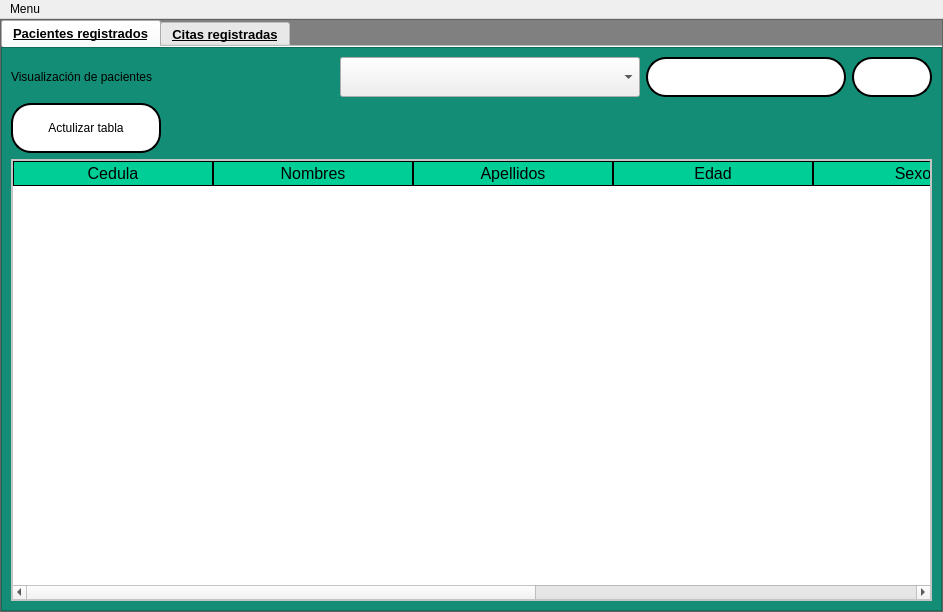
First picture: the form in interfaces/paciente_view.ui, repository Reinaldito04/App-Consultas-y-Historias-Medicas, before the edit.
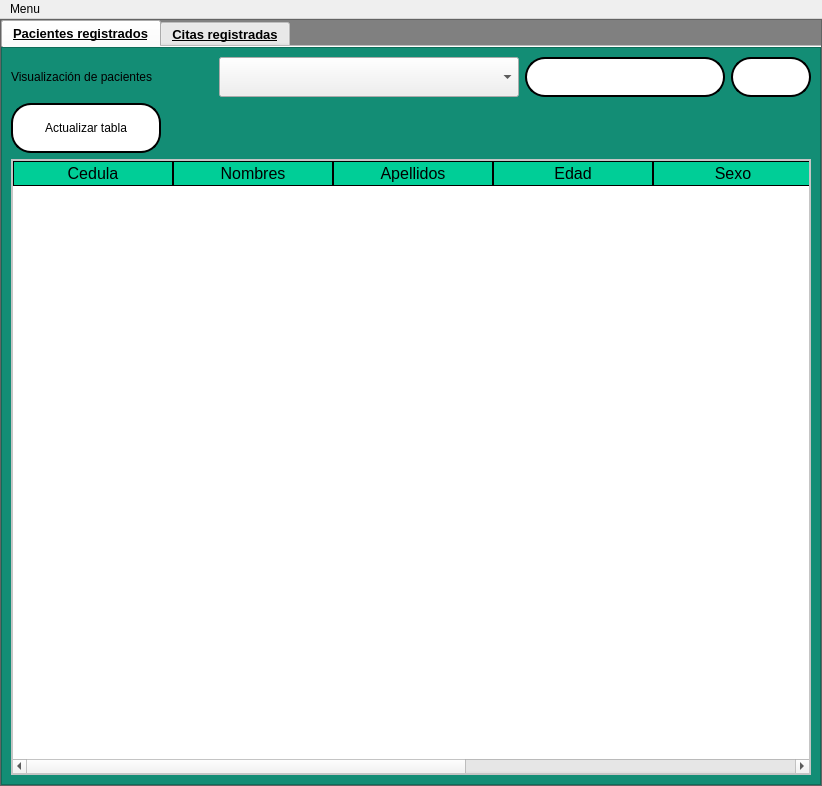
Second picture: the form after the edit. Icons and pictures are not drawn.

Commit message: Cambios en filtros de busqueda de pacientes

Patch:
```diff
--- a/interfaces/paciente_view.ui
+++ b/interfaces/paciente_view.ui
@@ -6,8 +6,8 @@
    <rect>
     <x>0</x>
     <y>0</y>
-    <width>943</width>
-    <height>612</height>
+    <width>822</width>
+    <height>786</height>
    </rect>
   </property>
   <property name="windowTitle">
@@ -275,7 +275,7 @@
                    </font>
                   </property>
                   <property name="text">
-                   <string>Actulizar tabla</string>
+                   <string>Actualizar tabla</string>
                   </property>
                   <property name="icon">
                    <iconset>
@@ -339,7 +339,7 @@
                     <number>100</number>
                    </attribute>
                    <attribute name="horizontalHeaderDefaultSectionSize">
-                    <number>200</number>
+                    <number>160</number>
                    </attribute>
                    <attribute name="horizontalHeaderShowSortIndicator" stdset="0">
                     <bool>false</bool>
@@ -382,7 +382,7 @@
                    </column>
                    <column>
                     <property name="text">
-                     <string>Fecha</string>
+                     <string>Fecha_Diagnotico</string>
                     </property>
                    </column>
                   </widget>
@@ -676,7 +676,7 @@
     <rect>
      <x>0</x>
      <y>0</y>
-     <width>943</width>
+     <width>822</width>
      <height>21</height>
     </rect>
    </property>
```
The commit also changes 3 other files.
